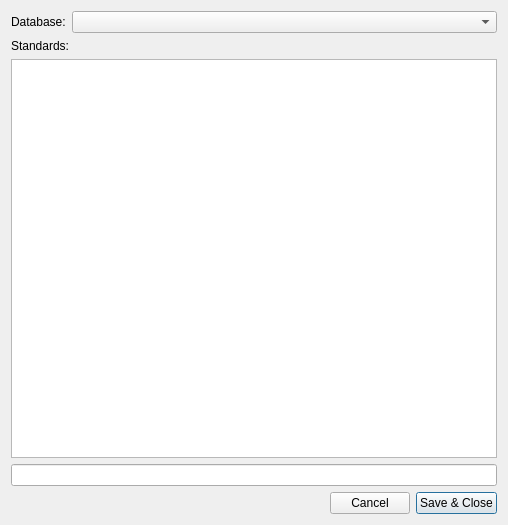
Qt form resources/views/MsiStandardCalculatorDialog.ui (swinnenteam/LipidQMap) before a commit.
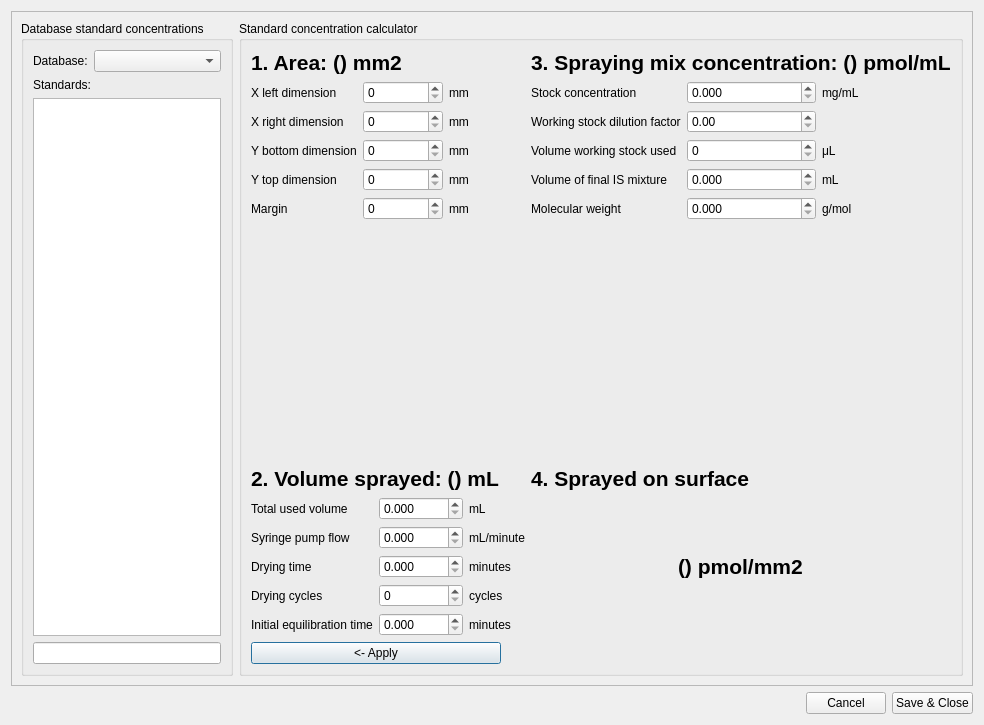
The same form after that commit.

Commit message: standards calculator

```diff
--- a/resources/views/MsiStandardCalculatorDialog.ui
+++ b/resources/views/MsiStandardCalculatorDialog.ui
@@ -6,48 +6,531 @@
    <rect>
     <x>0</x>
     <y>0</y>
-    <width>508</width>
-    <height>525</height>
+    <width>961</width>
+    <height>725</height>
    </rect>
   </property>
   <property name="windowTitle">
    <string>Standard calculator</string>
   </property>
-  <layout class="QVBoxLayout" name="verticalLayout">
+  <layout class="QVBoxLayout" name="verticalLayout_3">
    <item>
-    <layout class="QHBoxLayout" name="horizontalLayout_2">
-     <item>
-      <widget class="QLabel" name="database_label">
-       <property name="text">
-        <string>Database:</string>
-       </property>
-      </widget>
-     </item>
-     <item>
-      <widget class="QComboBox" name="database_combo_box">
-       <property name="sizePolicy">
-        <sizepolicy hsizetype="Expanding" vsizetype="Fixed">
-         <horstretch>0</horstretch>
-         <verstretch>0</verstretch>
-        </sizepolicy>
-       </property>
-      </widget>
-     </item>
-    </layout>
-   </item>
-   <item>
-    <widget class="QLabel" name="label">
-     <property name="text">
-      <string>Standards:</string>
+    <widget class="QFrame" name="frame">
+     <property name="frameShape">
+      <enum>QFrame::Shape::StyledPanel</enum>
      </property>
+     <property name="frameShadow">
+      <enum>QFrame::Shadow::Raised</enum>
+     </property>
+     <layout class="QHBoxLayout" name="horizontalLayout_3">
+      <item>
+       <widget class="QGroupBox" name="groupBox">
+        <property name="title">
+         <string>Database standard concentrations</string>
+        </property>
+        <layout class="QVBoxLayout" name="verticalLayout_2">
+         <item>
+          <layout class="QHBoxLayout" name="horizontalLayout_2">
+           <item>
+            <widget class="QLabel" name="database_label">
+             <property name="text">
+              <string>Database:</string>
+             </property>
+            </widget>
+           </item>
+           <item>
+            <widget class="QComboBox" name="database_combo_box">
+             <property name="sizePolicy">
+              <sizepolicy hsizetype="Expanding" vsizetype="Fixed">
+               <horstretch>0</horstretch>
+               <verstretch>0</verstretch>
+              </sizepolicy>
+             </property>
+            </widget>
+           </item>
+          </layout>
+         </item>
+         <item>
+          <widget class="QLabel" name="label">
+           <property name="text">
+            <string>Standards:</string>
+           </property>
+          </widget>
+         </item>
+         <item>
+          <widget class="QListWidget" name="standards_list_view"/>
+         </item>
+         <item>
+          <widget class="QLineEdit" name="quantity_line_edit"/>
+         </item>
+        </layout>
+       </widget>
+      </item>
+      <item>
+       <widget class="QGroupBox" name="groupBox_2">
+        <property name="title">
+         <string>Standard concentration calculator</string>
+        </property>
+        <layout class="QVBoxLayout" name="verticalLayout">
+         <item>
+          <layout class="QGridLayout" name="gridLayout_11">
+           <item row="0" column="1">
+            <widget class="QLabel" name="label_mix_conc">
+             <property name="font">
+              <font>
+               <pointsize>16</pointsize>
+               <bold>true</bold>
+              </font>
+             </property>
+             <property name="text">
+              <string>3. Spraying mix concentration: () pmol/mL</string>
+             </property>
+            </widget>
+           </item>
+           <item row="1" column="1">
+            <layout class="QGridLayout" name="gridLayout_3">
+             <item row="1" column="0">
+              <widget class="QLabel" name="label_27">
+               <property name="text">
+                <string>Working stock dilution factor</string>
+               </property>
+              </widget>
+             </item>
+             <item row="0" column="0">
+              <widget class="QLabel" name="label_25">
+               <property name="text">
+                <string>Stock concentration</string>
+               </property>
+              </widget>
+             </item>
+             <item row="3" column="1">
+              <widget class="QDoubleSpinBox" name="spinbox_final_mix_volume">
+               <property name="decimals">
+                <number>3</number>
+               </property>
+               <property name="maximum">
+                <double>1000.000000000000000</double>
+               </property>
+              </widget>
+             </item>
+             <item row="0" column="2">
+              <widget class="QLabel" name="label_26">
+               <property name="text">
+                <string>mg/mL</string>
+               </property>
+              </widget>
+             </item>
+             <item row="4" column="0">
+              <widget class="QLabel" name="label_33">
+               <property name="text">
+                <string>Molecular weight</string>
+               </property>
+              </widget>
+             </item>
+             <item row="3" column="0">
+              <widget class="QLabel" name="label_31">
+               <property name="text">
+                <string>Volume of final IS mixture</string>
+               </property>
+              </widget>
+             </item>
+             <item row="4" column="1">
+              <widget class="QDoubleSpinBox" name="spinbox_molecular_weight">
+               <property name="decimals">
+                <number>3</number>
+               </property>
+               <property name="maximum">
+                <double>50000.000000000000000</double>
+               </property>
+              </widget>
+             </item>
+             <item row="0" column="1">
+              <widget class="QDoubleSpinBox" name="spinbox_stock_conc">
+               <property name="minimumSize">
+                <size>
+                 <width>80</width>
+                 <height>0</height>
+                </size>
+               </property>
+               <property name="decimals">
+                <number>3</number>
+               </property>
+               <property name="maximum">
+                <double>10000.000000000000000</double>
+               </property>
+              </widget>
+             </item>
+             <item row="2" column="0">
+              <widget class="QLabel" name="label_29">
+               <property name="text">
+                <string>Volume working stock used</string>
+               </property>
+              </widget>
+             </item>
+             <item row="4" column="2">
+              <widget class="QLabel" name="label_34">
+               <property name="text">
+                <string>g/mol</string>
+               </property>
+              </widget>
+             </item>
+             <item row="1" column="1">
+              <widget class="QDoubleSpinBox" name="spinbox_working_dilution_factor">
+               <property name="maximum">
+                <double>100000.000000000000000</double>
+               </property>
+              </widget>
+             </item>
+             <item row="3" column="2">
+              <widget class="QLabel" name="label_32">
+               <property name="text">
+                <string>mL</string>
+               </property>
+              </widget>
+             </item>
+             <item row="2" column="2">
+              <widget class="QLabel" name="label_30">
+               <property name="text">
+                <string>μL</string>
+               </property>
+              </widget>
+             </item>
+             <item row="2" column="1">
+              <widget class="QDoubleSpinBox" name="spinbox_volume_working_stock">
+               <property name="decimals">
+                <number>0</number>
+               </property>
+               <property name="maximum">
+                <double>10000.000000000000000</double>
+               </property>
+              </widget>
+             </item>
+            </layout>
+           </item>
+           <item row="1" column="0">
+            <layout class="QGridLayout" name="gridLayout">
+             <item row="1" column="0">
+              <widget class="QLabel" name="label_5">
+               <property name="text">
+                <string>X right dimension</string>
+               </property>
+              </widget>
+             </item>
+             <item row="4" column="2">
+              <widget class="QLabel" name="label_12">
+               <property name="text">
+                <string>mm</string>
+               </property>
+              </widget>
+             </item>
+             <item row="1" column="2">
+              <widget class="QLabel" name="label_6">
+               <property name="text">
+                <string>mm</string>
+               </property>
+              </widget>
+             </item>
+             <item row="3" column="1">
+              <widget class="QSpinBox" name="spinbox_y_top"/>
+             </item>
+             <item row="4" column="1">
+              <widget class="QSpinBox" name="spinbox_margin"/>
+             </item>
+             <item row="2" column="0">
+              <widget class="QLabel" name="label_7">
+               <property name="text">
+                <string>Y bottom dimension</string>
+               </property>
+              </widget>
+             </item>
+             <item row="4" column="0">
+              <widget class="QLabel" name="label_11">
+               <property name="text">
+                <string>Margin</string>
+               </property>
+              </widget>
+             </item>
+             <item row="2" column="2">
+              <widget class="QLabel" name="label_8">
+               <property name="text">
+                <string>mm</string>
+               </property>
+              </widget>
+             </item>
+             <item row="0" column="1">
+              <widget class="QSpinBox" name="spinbox_x_left">
+               <property name="minimumSize">
+                <size>
+                 <width>80</width>
+                 <height>0</height>
+                </size>
+               </property>
+              </widget>
+             </item>
+             <item row="1" column="1">
+              <widget class="QSpinBox" name="spinbox_x_right"/>
+             </item>
+             <item row="3" column="0">
+              <widget class="QLabel" name="label_9">
+               <property name="text">
+                <string>Y top dimension</string>
+               </property>
+              </widget>
+             </item>
+             <item row="0" column="0">
+              <widget class="QLabel" name="label_3">
+               <property name="text">
+                <string>X left dimension</string>
+               </property>
+              </widget>
+             </item>
+             <item row="0" column="2">
+              <widget class="QLabel" name="label_4">
+               <property name="text">
+                <string>mm</string>
+               </property>
+              </widget>
+             </item>
+             <item row="2" column="1">
+              <widget class="QSpinBox" name="spinbox_y_bottom"/>
+             </item>
+             <item row="3" column="2">
+              <widget class="QLabel" name="label_10">
+               <property name="text">
+                <string>mm</string>
+               </property>
+              </widget>
+             </item>
+            </layout>
+           </item>
+           <item row="4" column="1" alignment="Qt::AlignmentFlag::AlignHCenter">
+            <widget class="QLabel" name="label_surface_conc_result">
+             <property name="font">
+              <font>
+               <pointsize>16</pointsize>
+               <bold>true</bold>
+              </font>
+             </property>
+             <property name="text">
+              <string>() pmol/mm2</string>
+             </property>
+            </widget>
+           </item>
+           <item row="4" column="0">
+            <layout class="QGridLayout" name="gridLayout_2">
+             <item row="0" column="0">
+              <widget class="QLabel" name="label_14">
+               <property name="text">
+                <string>Total used volume</string>
+               </property>
+              </widget>
+             </item>
+             <item row="2" column="2">
+              <widget class="QLabel" name="label_19">
+               <property name="text">
+                <string>minutes</string>
+               </property>
+              </widget>
+             </item>
+             <item row="3" column="0">
+              <widget class="QLabel" name="label_20">
+               <property name="text">
+                <string>Drying cycles</string>
+               </property>
+              </widget>
+             </item>
+             <item row="1" column="0">
+              <widget class="QLabel" name="label_16">
+               <property name="text">
+                <string>Syringe pump flow</string>
+               </property>
+              </widget>
+             </item>
+             <item row="2" column="0">
+              <widget class="QLabel" name="label_18">
+               <property name="text">
+                <string>Drying time</string>
+               </property>
+              </widget>
+             </item>
+             <item row="1" column="2">
+              <widget class="QLabel" name="label_17">
+               <property name="text">
+                <string>mL/minute</string>
+               </property>
+              </widget>
+             </item>
+             <item row="0" column="1">
+              <widget class="QDoubleSpinBox" name="spinbox_total_used_volume">
+               <property name="minimumSize">
+                <size>
+                 <width>80</width>
+                 <height>0</height>
+                </size>
+               </property>
+               <property name="decimals">
+                <number>3</number>
+               </property>
+               <property name="maximum">
+                <double>10000.000000000000000</double>
+               </property>
+              </widget>
+             </item>
+             <item row="1" column="1">
+              <widget class="QDoubleSpinBox" name="spinbox_syringe_flow">
+               <property name="decimals">
+                <number>3</number>
+               </property>
+               <property name="maximum">
+                <double>10000.000000000000000</double>
+               </property>
+              </widget>
+             </item>
+             <item row="2" column="1">
+              <widget class="QDoubleSpinBox" name="spinbox_drying_time">
+               <property name="decimals">
+                <number>3</number>
+               </property>
+               <property name="maximum">
+                <double>1000.000000000000000</double>
+               </property>
+              </widget>
+             </item>
+             <item row="0" column="2">
+              <widget class="QLabel" name="label_15">
+               <property name="text">
+                <string>mL</string>
+               </property>
+              </widget>
+             </item>
+             <item row="3" column="2">
+              <widget class="QLabel" name="label_21">
+               <property name="text">
+                <string>cycles</string>
+               </property>
+              </widget>
+             </item>
+             <item row="4" column="0">
+              <widget class="QLabel" name="label_22">
+               <property name="text">
+                <string>Initial equilibration time</string>
+               </property>
+              </widget>
+             </item>
+             <item row="4" column="1">
+              <widget class="QDoubleSpinBox" name="spinbox_initial_equilibration">
+               <property name="decimals">
+                <number>3</number>
+               </property>
+               <property name="maximum">
+                <double>1000.000000000000000</double>
+               </property>
+              </widget>
+             </item>
+             <item row="4" column="2">
+              <widget class="QLabel" name="label_23">
+               <property name="text">
+                <string>minutes</string>
+               </property>
+              </widget>
+             </item>
+             <item row="3" column="1">
+              <widget class="QSpinBox" name="spinbox_drying_cycles"/>
+             </item>
+            </layout>
+           </item>
+           <item row="3" column="0">
+            <widget class="QLabel" name="label_volume">
+             <property name="font">
+              <font>
+               <pointsize>16</pointsize>
+               <bold>true</bold>
+              </font>
+             </property>
+             <property name="text">
+              <string>2. Volume sprayed: () mL</string>
+             </property>
+            </widget>
+           </item>
+           <item row="0" column="0">
+            <widget class="QLabel" name="label_area">
+             <property name="font">
+              <font>
+               <pointsize>16</pointsize>
+               <bold>true</bold>
+              </font>
+             </property>
+             <property name="text">
+              <string>1. Area: () mm2</string>
+             </property>
+            </widget>
+           </item>
+           <item row="3" column="1">
+            <widget class="QLabel" name="label_surface_conc">
+             <property name="font">
+              <font>
+               <pointsize>16</pointsize>
+               <bold>true</bold>
+              </font>
+             </property>
+             <property name="text">
+              <string>4. Sprayed on surface</string>
+             </property>
+            </widget>
+           </item>
+           <item row="2" column="0">
+            <spacer name="verticalSpacer">
+             <property name="orientation">
+              <enum>Qt::Orientation::Vertical</enum>
+             </property>
+             <property name="sizeHint" stdset="0">
+              <size>
+               <width>20</width>
+               <height>40</height>
+              </size>
+             </property>
+            </spacer>
+           </item>
+           <item row="2" column="1">
+            <spacer name="verticalSpacer_2">
+             <property name="orientation">
+              <enum>Qt::Orientation::Vertical</enum>
+             </property>
+             <property name="sizeHint" stdset="0">
+              <size>
+               <width>20</width>
+               <height>40</height>
+              </size>
+             </property>
+            </spacer>
+           </item>
+          </layout>
+         </item>
+         <item>
+          <widget class="QPushButton" name="apply_button">
+           <property name="minimumSize">
+            <size>
+             <width>200</width>
+             <height>0</height>
+            </size>
+           </property>
+           <property name="maximumSize">
+            <size>
+             <width>250</width>
+             <height>16777215</height>
+            </size>
+           </property>
+           <property name="text">
+            <string>&lt;- Apply</string>
+           </property>
+          </widget>
+         </item>
+        </layout>
+       </widget>
+      </item>
+     </layout>
     </widget>
    </item>
-   <item>
-    <widget class="QListWidget" name="standards_list_view"/>
-   </item>
-   <item>
-    <widget class="QLineEdit" name="quantity_line_edit"/>
-   </item>
    <item>
     <layout class="QGridLayout" name="gridLayout_4">
      <item row="0" column="2">
```
Left out of the diff: 28 changed lines with no effect on the pictures. The commit also changes 19 other files.
